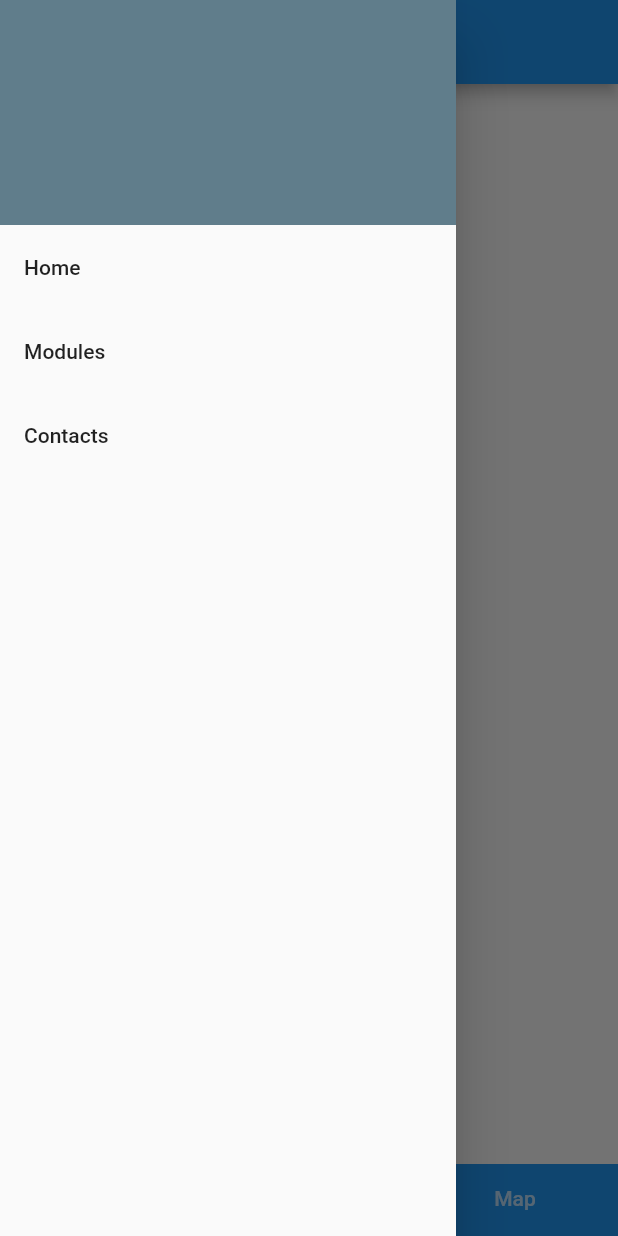
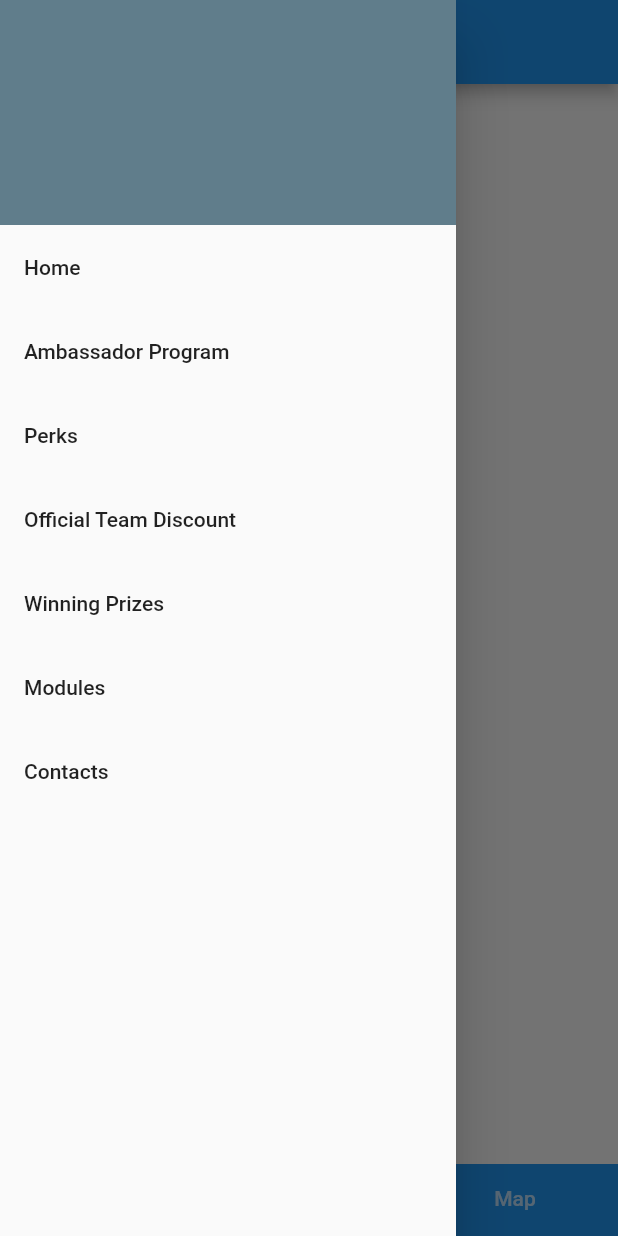
Before and after one commit to aitasadduq/nsssciencebee19, a Flutter app: the screen it shows after launch, with the side drawer open, on a phone screen of 412 x 824 dp. Run offline on Flutter 3.47's test engine with Material 2 defaults, Android fonts, the phone set to English and light mode, and no system bars; missing offline and left inert: flutter_plugin_pdf_viewer, qrcode_reader.

Commit message:
add four static screens

```diff
--- a/lib/main.dart
+++ b/lib/main.dart
@@ -6,7 +6,10 @@ import 'screens/module_guidelines_screen.dart';
 import 'screens/scirun_main_screen.dart';
 import 'screens/clues_history_screen.dart';
 import 'screens/enter_score_screen.dart';
-//import 'screens/qr_reader_screen.dart';
+import 'screens/ambassador_program_screen.dart';
+import 'screens/perks_screen.dart';
+import 'screens/official_discount_screen.dart';
+import 'screens/winning_prizes_screen.dart';
 
 void main() => runApp(MyApp());
 
@@ -38,7 +41,10 @@ class MyApp extends StatelessWidget {
         ScirunMainScreen.routeName: (ctx) => ScirunMainScreen(),
         CluesHistoryScreen.routeName: (ctx) => CluesHistoryScreen(),
         EnterScoreScreen.routeName: (ctx) => EnterScoreScreen(),
-//        QRReaderScreen.routeName: (ctx) => QRReaderScreen(),
+        AmbassadorProgramScreen.routeName: (ctx) => AmbassadorProgramScreen(),
+        PerksScreen.routeName: (ctx) => PerksScreen(),
+        OfficialDiscountScreen.routeName: (ctx) => OfficialDiscountScreen(),
+        WinningPrizesScreen.routeName: (ctx) => WinningPrizesScreen(),
       },
     );
   }
--- /dev/null
+++ b/lib/screens/ambassador_program_screen.dart
@@ -0,0 +1,19 @@
+import 'package:flutter/material.dart';
+import '../widgets/main_drawer.dart';
+
+class AmbassadorProgramScreen extends StatelessWidget {
+  static String routeName = '/ambassador-program';
+
+  @override
+  Widget build(BuildContext context) {
+    return Scaffold(
+      appBar: AppBar(
+        title: Text('Ambassador Program'),
+      ),
+      drawer: MainDrawer(),
+      body: Center(
+        child: Text('The Ambassador Program'),
+      ),
+    );
+  }
+}
--- /dev/null
+++ b/lib/screens/official_discount_screen.dart
@@ -0,0 +1,19 @@
+import 'package:flutter/material.dart';
+import '../widgets/main_drawer.dart';
+
+class OfficialDiscountScreen extends StatelessWidget {
+  static String routeName = '/official-discount';
+
+  @override
+  Widget build(BuildContext context) {
+    return Scaffold(
+      appBar: AppBar(
+        title: Text('Official Team Discount'),
+      ),
+      drawer: MainDrawer(),
+      body: Center(
+        child: Text('The Official Team Discount'),
+      ),
+    );
+  }
+}
--- /dev/null
+++ b/lib/screens/perks_screen.dart
@@ -0,0 +1,19 @@
+import 'package:flutter/material.dart';
+import '../widgets/main_drawer.dart';
+
+class PerksScreen extends StatelessWidget {
+  static String routeName = '/perks';
+
+  @override
+  Widget build(BuildContext context) {
+    return Scaffold(
+      appBar: AppBar(
+        title: Text('Perks'),
+      ),
+      drawer: MainDrawer(),
+      body: Center(
+        child: Text('The Perks'),
+      ),
+    );
+  }
+}
--- a/lib/screens/scirun_main_screen.dart
+++ b/lib/screens/scirun_main_screen.dart
@@ -1,12 +1,8 @@
 import 'package:flutter/material.dart';
-import 'package:flutter/services.dart';
-//import 'package:barcode_scan/barcode_scan.dart';
-//import 'qr_reader_screen.dart';
 import 'clues_history_screen.dart';
 import 'package:qrcode_reader/qrcode_reader.dart';
 import 'dart:async';
 import '../widgets/clue_item.dart';
-import '../models/clue.dart';
 import '../data.dart';
 
 class ScirunMainScreen extends StatefulWidget {
--- /dev/null
+++ b/lib/screens/winning_prizes_screen.dart
@@ -0,0 +1,19 @@
+import 'package:flutter/material.dart';
+import '../widgets/main_drawer.dart';
+
+class WinningPrizesScreen extends StatelessWidget {
+  static String routeName = '/winning-prizes';
+
+  @override
+  Widget build(BuildContext context) {
+    return Scaffold(
+      appBar: AppBar(
+        title: Text('Winning Prizes'),
+      ),
+      drawer: MainDrawer(),
+      body: Center(
+        child: Text('The Winning Prizes'),
+      ),
+    );
+  }
+}
--- a/lib/widgets/main_drawer.dart
+++ b/lib/widgets/main_drawer.dart
@@ -1,6 +1,10 @@
 import 'package:flutter/material.dart';
 import '../screens/modules_screen.dart';
 import '../screens/contacts_screen.dart';
+import '../screens/ambassador_program_screen.dart';
+import '../screens/perks_screen.dart';
+import '../screens/official_discount_screen.dart';
+import '../screens/winning_prizes_screen.dart';
 
 class MainDrawer extends StatelessWidget {
   @override
@@ -22,6 +26,30 @@ class MainDrawer extends StatelessWidget {
             },
           ),
           ListTile(
+            title: Text('Ambassador Program'),
+            onTap: () {
+              Navigator.of(context).pushReplacementNamed(AmbassadorProgramScreen.routeName);
+            },
+          ),
+          ListTile(
+            title: Text('Perks'),
+            onTap: () {
+              Navigator.of(context).pushReplacementNamed(PerksScreen.routeName);
+            },
+          ),
+          ListTile(
+            title: Text('Official Team Discount'),
+            onTap: () {
+              Navigator.of(context).pushReplacementNamed(OfficialDiscountScreen.routeName);
+            },
+          ),
+          ListTile(
+            title: Text('Winning Prizes'),
+            onTap: () {
+              Navigator.of(context).pushReplacementNamed(WinningPrizesScreen.routeName);
+            },
+          ),
+          ListTile(
             title: Text('Modules'),
             onTap: () {
               Navigator.of(context).pushReplacementNamed(ModulesScreen.routeName);
```
Also changed, not shown: lib/screens/qr_reader_screen.dart (deleted, +0 -48 lines).
